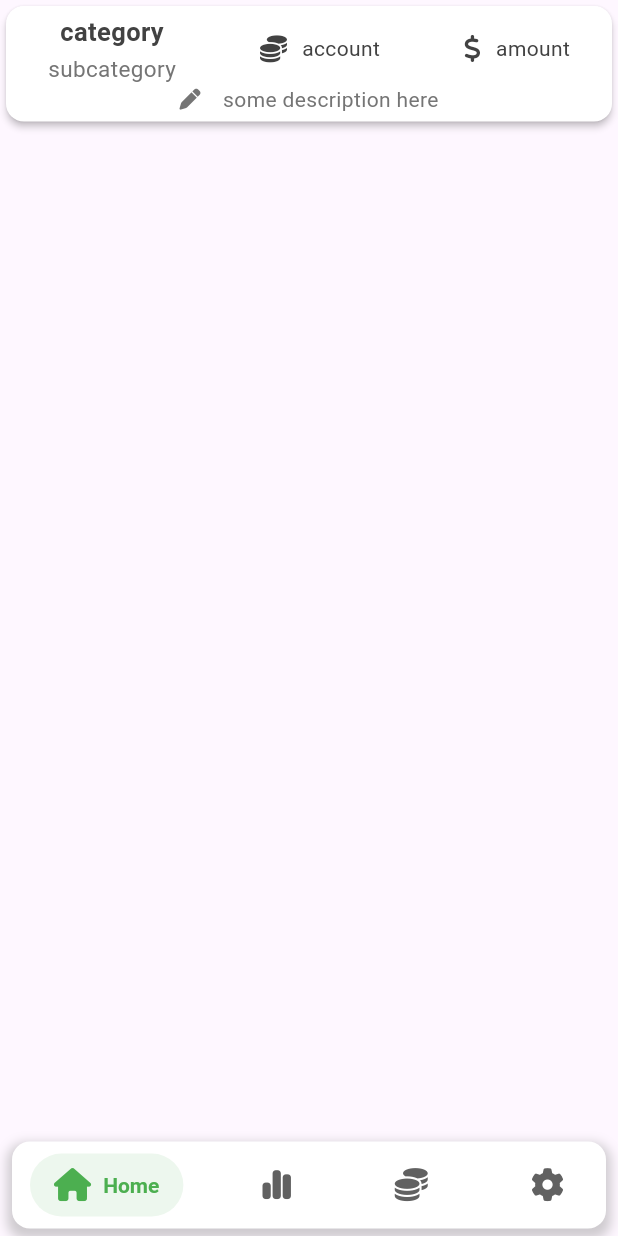
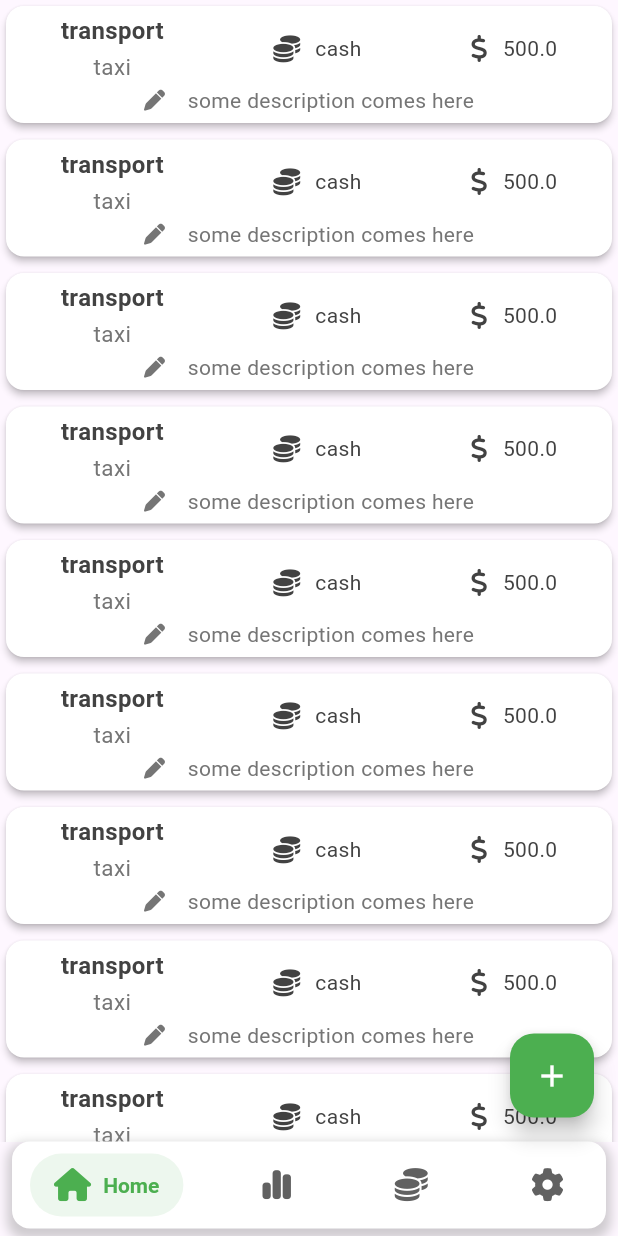
Before and after one commit to motidinsa/my_spending, a Flutter app: the screen it shows after launch, on a phone screen of 412 x 824 dp. Run offline on Flutter 3.47's test engine with Material 3 defaults, Android fonts, the phone set to English and light mode, and no system bars; our stand-ins replace dio, easy_localization, firebase_core, firebase_messaging, flutter_local_notifications, flutter_riverpod and 4 more; accounts and stored records are empty; generated files the repository leaves out were written again.

Commit message:
parametrized mini transaction detail

```diff
--- a/lib/core/functions/core_functions.dart
+++ b/lib/core/functions/core_functions.dart
@@ -1,7 +1,6 @@
 import 'package:flutter/material.dart';
 import 'package:my_spending/accounts/ui/accounts.dart';
 import 'package:my_spending/homepage/settings/ui/settings.dart';
-import 'package:my_spending/homepage/ui/homepage.dart';
 import 'package:my_spending/homepage/ui/mini_transaction_detail.dart';
 import 'package:my_spending/status/ui/status.dart';
 
@@ -14,5 +13,93 @@ Widget getSelectedPage(int index) {
     case 3:
       return Settings();
   }
-  return MiniTransactionDetail();
+  return ListView(
+    children: [
+      MiniTransactionDetail(
+        categoryName: 'transport',
+        subcategoryName: 'taxi',
+        accountName: 'cash',
+        amount: 500,
+        description: 'some description comes here',
+      ),
+      SizedBox(height: 3),
+      MiniTransactionDetail(
+        categoryName: 'transport',
+        subcategoryName: 'taxi',
+        accountName: 'cash',
+        amount: 500,
+        description: 'some description comes here',
+      ), SizedBox(height: 3),
+      MiniTransactionDetail(
+        categoryName: 'transport',
+        subcategoryName: 'taxi',
+        accountName: 'cash',
+        amount: 500,
+        description: 'some description comes here',
+      ), SizedBox(height: 3),
+      MiniTransactionDetail(
+        categoryName: 'transport',
+        subcategoryName: 'taxi',
+        accountName: 'cash',
+        amount: 500,
+        description: 'some description comes here',
+      ), SizedBox(height: 3),
+      MiniTransactionDetail(
+        categoryName: 'transport',
+        subcategoryName: 'taxi',
+        accountName: 'cash',
+        amount: 500,
+        description: 'some description comes here',
+      ), SizedBox(height: 3),
+      MiniTransactionDetail(
+        categoryName: 'transport',
+        subcategoryName: 'taxi',
+        accountName: 'cash',
+        amount: 500,
+        description: 'some description comes here',
+      ), SizedBox(height: 3),
+      MiniTransactionDetail(
+        categoryName: 'transport',
+        subcategoryName: 'taxi',
+        accountName: 'cash',
+        amount: 500,
+        description: 'some description comes here',
+      ), SizedBox(height: 3),
+      MiniTransactionDetail(
+        categoryName: 'transport',
+        subcategoryName: 'taxi',
+        accountName: 'cash',
+        amount: 500,
+        description: 'some description comes here',
+      ), SizedBox(height: 3),
+      MiniTransactionDetail(
+        categoryName: 'transport',
+        subcategoryName: 'taxi',
+        accountName: 'cash',
+        amount: 500,
+        description: 'some description comes here',
+      ), SizedBox(height: 3),
+      MiniTransactionDetail(
+        categoryName: 'transport',
+        subcategoryName: 'taxi',
+        accountName: 'cash',
+        amount: 500,
+        description: 'some description comes here',
+      ), SizedBox(height: 3),
+      MiniTransactionDetail(
+        categoryName: 'transport',
+        subcategoryName: 'taxi',
+        accountName: 'cash',
+        amount: 500,
+        description: 'some description comes here',
+      ), SizedBox(height: 3),
+      MiniTransactionDetail(
+        categoryName: 'transport',
+        subcategoryName: 'taxi',
+        accountName: 'cash',
+        amount: 500,
+        description: 'some description comes here',
+      ),
+    ],
+  );
 }
--- /dev/null
+++ b/lib/homepage/functions/homepage_functions.dart
@@ -0,0 +1,11 @@
+double getCardPadding({String? description, String? subcategory}) {
+  if (description == null && subcategory == null) {
+    return 15;
+  } else if ((description == null && subcategory != null)
+     ) {
+    return 8;
+  }else if (description != null && subcategory == null){
+    return 10;
+  }
+  return 5;
+}
--- a/lib/homepage/ui/homepage.dart
+++ b/lib/homepage/ui/homepage.dart
@@ -1,9 +1,5 @@
 import 'package:easy_localization/easy_localization.dart';
 import 'package:flutter/material.dart';
-import 'package:flutter_riverpod/flutter_riverpod.dart';
-import 'package:my_spending/core/constants/color_constants.dart';
-import 'package:my_spending/core/packages/salomon_bottom_bar.dart';
-import 'package:my_spending/core/provider/app_state.dart';
 
 class HomePage extends StatelessWidget {
   const HomePage({super.key});
--- a/lib/homepage/ui/mini_transaction_detail.dart
+++ b/lib/homepage/ui/mini_transaction_detail.dart
@@ -1,8 +1,22 @@
 import 'package:flutter/material.dart';
 import 'package:font_awesome_flutter/font_awesome_flutter.dart';
+import 'package:my_spending/homepage/functions/homepage_functions.dart';
 
 class MiniTransactionDetail extends StatelessWidget {
-  const MiniTransactionDetail({super.key});
+  final String categoryName;
+  final String? subcategoryName;
+  final String accountName;
+  final double amount;
+  final String? description;
+
+  const MiniTransactionDetail({
+    super.key,
+    required this.categoryName,
+    this.subcategoryName,
+    required this.accountName,
+    required this.amount,
+    this.description,
+  });
 
   @override
   Widget build(BuildContext context) {
@@ -10,7 +24,12 @@ class MiniTransactionDetail extends StatelessWidget {
       color: Colors.white,
       elevation: 2,
       child: Padding(
-        padding: const EdgeInsets.symmetric(vertical: 5),
+        padding: EdgeInsets.symmetric(
+          vertical: getCardPadding(
+            description: description,
+            subcategory: subcategoryName,
+          ),
+        ),
         child: Column(
           mainAxisSize: MainAxisSize.min,
           children: [
@@ -20,21 +39,23 @@ class MiniTransactionDetail extends StatelessWidget {
                 Column(
                   children: [
                     Text(
-                      'category',
+                      categoryName,
                       style: TextStyle(
-                        fontSize: 17,
+                        fontSize: 16,
                         fontWeight: FontWeight.bold,
                         color: Colors.grey.shade800,
                       ),
                     ),
+                    if (subcategoryName != null) ...[
                       SizedBox(height: 2),
                       Text(
-                      'subcategory',
+                        subcategoryName!,
                         style: TextStyle(
                           fontSize: 15,
                           color: Colors.grey.shade600,
                         ),
                       ),
+                    ],
                   ],
                 ),
 
@@ -47,7 +68,7 @@ class MiniTransactionDetail extends StatelessWidget {
                     ),
                     SizedBox(width: 10),
                     Text(
-                      'account',
+                      accountName,
                       style: TextStyle(color: Colors.grey.shade800),
                     ),
                   ],
@@ -61,7 +82,7 @@ class MiniTransactionDetail extends StatelessWidget {
                     ),
                     SizedBox(width: 10),
                     Text(
-                      'amount',
+                      amount.toString(),
                       style: TextStyle(color: Colors.grey.shade800),
                     ),
                   ],
@@ -69,6 +90,8 @@ class MiniTransactionDetail extends StatelessWidget {
                 // SizedBox(: 10),
               ],
             ),
+            if (description != null)...[
+              SizedBox(height: subcategoryName!=null?2:5,),
               Row(
                 mainAxisAlignment: MainAxisAlignment.center,
                 children: [
@@ -79,11 +102,11 @@ class MiniTransactionDetail extends StatelessWidget {
                   ),
                   SizedBox(width: 15),
                   Text(
-                  'some description here',
+                    description!,
                     style: TextStyle(color: Colors.grey.shade600),
                   ),
                 ],
-            ),
+              )],
           ],
         ),
       ),
--- a/lib/main.dart
+++ b/lib/main.dart
@@ -49,6 +49,11 @@ class Home extends ConsumerWidget {
     final selectedIndex = ref.watch(appStateProvider);
     return Scaffold(
       body: SafeArea(child: getSelectedPage(selectedIndex.selectedIndex)),
+      floatingActionButton: FloatingActionButton(
+        onPressed: () {},
+        backgroundColor: green,
+        child: Icon(Icons.add, color: Colors.white),
+      ),
       bottomNavigationBar: SalomonBottomBar(
         backgroundColor: Colors.white,
         currentIndex: selectedIndex.selectedIndex,
```
Lines whose indentation alone changed are shown as unchanged.
